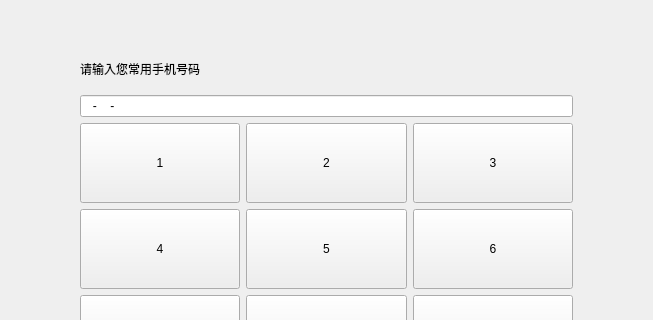
Above: SSCard_System/uc_inputmobile.ui from leithergit/SSCard_System before the change; both pictures show x 153 to 806 and y 0 to 320 of the 959 by 670 pixel window. Below: the same form after it.
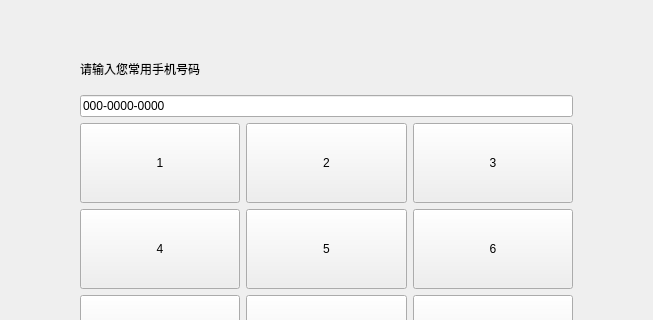
That is the form after the change.

Patch:
```diff
--- a/SSCard_System/uc_inputmobile.ui
+++ b/SSCard_System/uc_inputmobile.ui
@@ -80,7 +80,7 @@
           <string>000-0000-0000</string>
          </property>
          <property name="text">
-          <string>--</string>
+          <string>000-0000-0000</string>
          </property>
          <property name="maxLength">
           <number>13</number>
```
